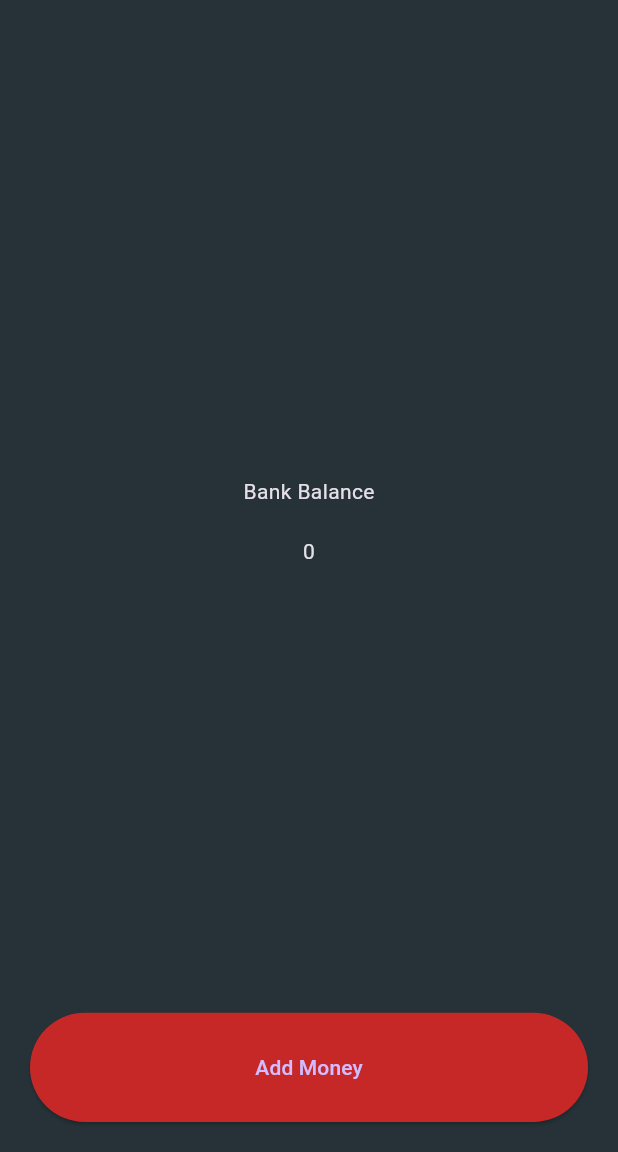
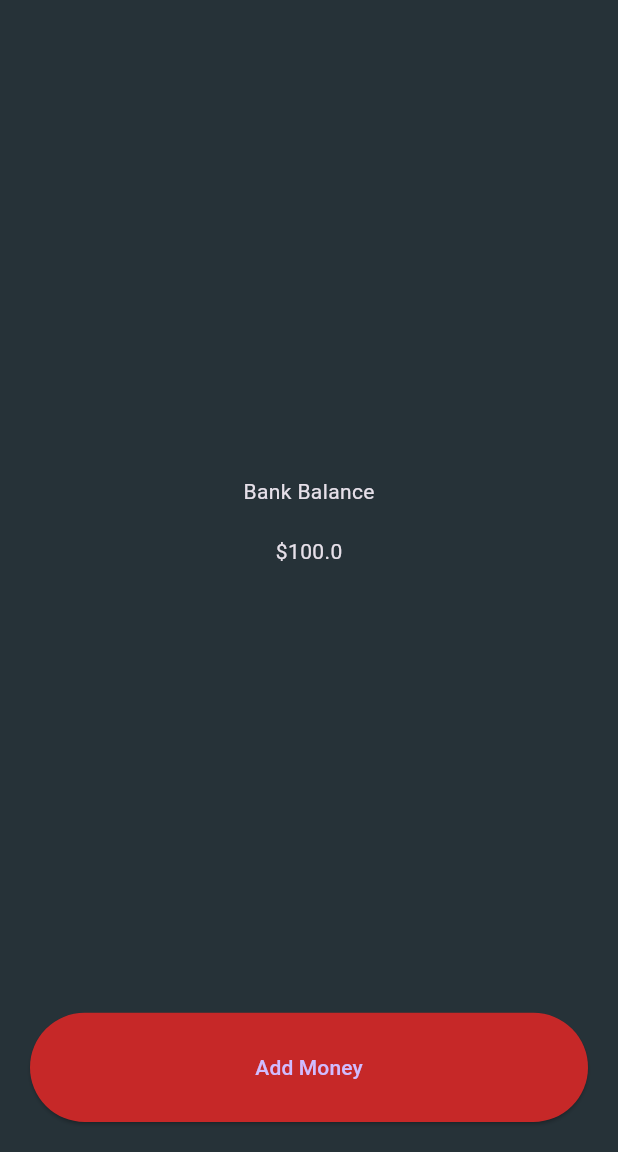
Before and after one commit to Yasitha-Bhanuka/Billionaire-Flutter-App, a Flutter app: the screen it shows after launch, after a tap on "Add Money", on a phone screen of 412 x 824 dp, the part 84-1236 px from its top. Run offline on Flutter 3.47's test engine with Material 3 defaults, Android fonts, the phone set to English and light mode, and no system bars.

Commit message:
Instead using StatelessWidget now we using dynamically changing variables so that we use to StatefulWidget and then we create the bankBalance variable and using setState we triggered the ui component after clicking the Add Money button output results is shown realtime

```diff
--- a/lib/main.dart
+++ b/lib/main.dart
@@ -4,11 +4,23 @@ void main() {
   runApp(const MyApp());
 }
 
-class MyApp extends StatelessWidget {
+// State are the information that can be changed during the lifetime of the widget.
+// If we want to change the state of the widget, we need to use StatefulWidget.
+
+class MyApp extends StatefulWidget {
   const MyApp({super.key});
 
-  void afunction() {
-    print("Button is passed!");
+  @override
+  State<MyApp> createState() => _MyAppState();
+}
+
+class _MyAppState extends State<MyApp> {
+  double bankBalance = 0.0;
+
+  void addMoney() {
+    setState(() {
+      bankBalance += 100.0;
+    });
   }
 
   @override
@@ -29,14 +41,16 @@ class MyApp extends StatelessWidget {
             child: Column(
               mainAxisAlignment: MainAxisAlignment.spaceBetween,
               children: [
-                const Expanded(
+                Expanded(
                   flex: 9,
                   child: Column(
                     mainAxisAlignment: MainAxisAlignment.center,
                     children: [
-                      Text("Bank Balance"),
-                      SizedBox(height: 20),
-                      Text("0"),
+                      const Text('Bank Balance'),
+                      const SizedBox(height: 20),
+                      Text(
+                        '\$$bankBalance',
+                      ),
                     ],
                   ),
                 ),
@@ -47,8 +61,8 @@ class MyApp extends StatelessWidget {
                         backgroundColor: Colors.red[800],
                         minimumSize: const Size(double.infinity, 0),
                       ),
-                      onPressed: afunction,
-                      child: const Text("Add Money")),
+                      onPressed: addMoney,
+                      child: const Text('Add Money')),
                 )
               ],
             ),
```
